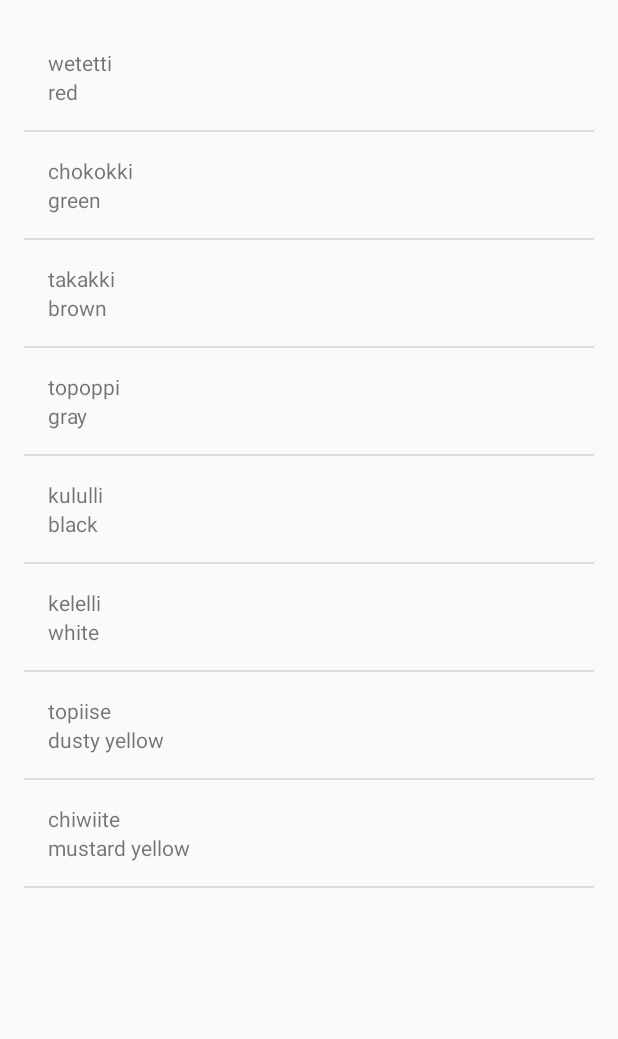
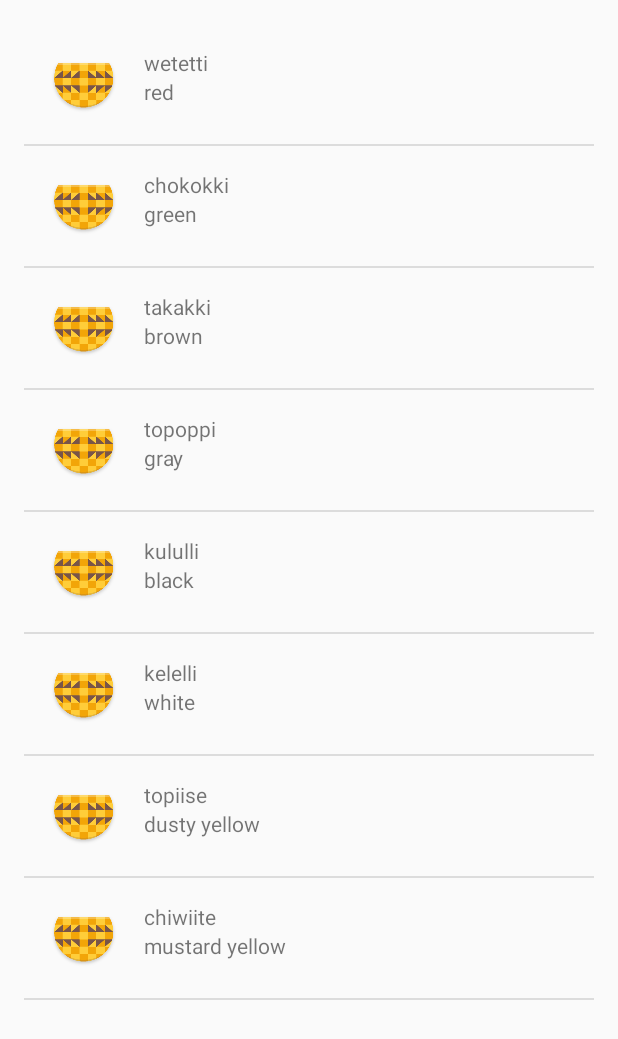
Before and after one commit to tr0lczyk/Indian-language-application, an Android app: the ColorsActivity screen opened directly, with no data from a screen before it, on a phone screen of 412 x 824 dp. Shown: the top 1039 px of the screen. Run offline under Robolectric (Android 15) with nearby library versions, the phone set to English and light mode, and no system bars.

Commit message:
add the image view to listview

```diff
--- a/app/src/main/res/layout/list_item.xml
+++ b/app/src/main/res/layout/list_item.xml
@@ -3,8 +3,20 @@
     xmlns:tools="http://schemas.android.com/tools"
     android:layout_width="match_parent"
     android:layout_height="match_parent"
+    android:orientation="horizontal"
+    android:padding="16dp">
+
+    <ImageView
+        android:id="@+id/image_view"
+        android:layout_width="wrap_content"
+        android:layout_height="wrap_content"
+        android:src="@mipmap/ic_launcher" />
+
+    <LinearLayout
+        android:layout_width="match_parent"
+        android:layout_height="match_parent"
         android:orientation="vertical"
-    android:padding="16dp">
+        android:paddingLeft="16dp">
 
         <TextView
             android:id="@+id/miwok_text_view"
@@ -19,3 +31,5 @@
             tools:text="one" />
 
     </LinearLayout>
+
+</LinearLayout>
```
Lines whose indentation alone changed are shown as unchanged.
